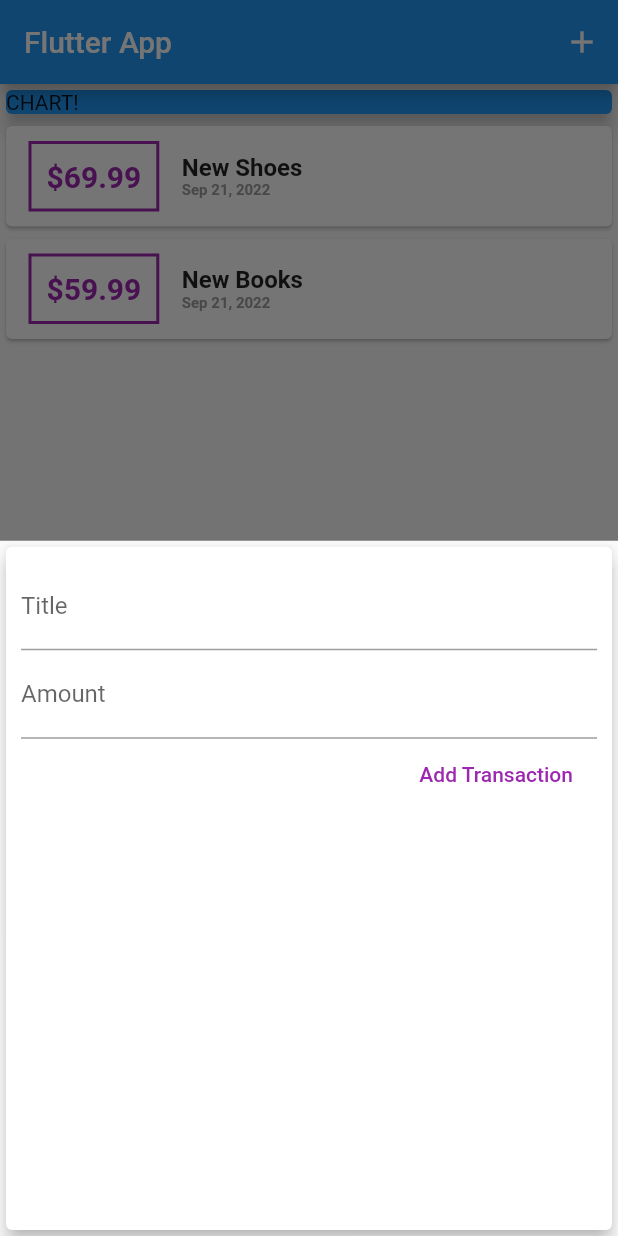
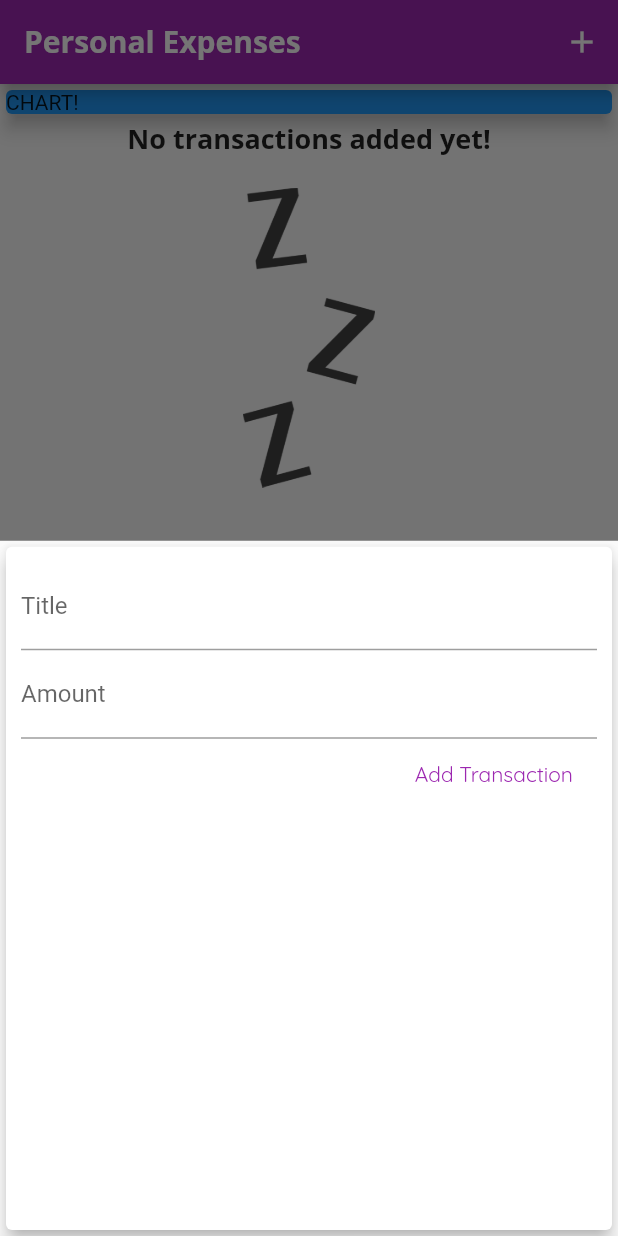
Before and after one commit to souvik150/expense-tracker, a Flutter app: the screen it shows after launch, after a tap on the "add" icon, on a phone screen of 412 x 824 dp. Run offline on Flutter 3.47's test engine with Material 2 defaults, Android fonts, the phone set to English and light mode, and no system bars; Roboto replaces fonts that are missing (Open Sans).

Commit message:
feat: fallback in no transactions

```diff
--- a/lib/main.dart
+++ b/lib/main.dart
@@ -12,7 +12,24 @@ class MyApp extends StatelessWidget {
   @override
   Widget build(BuildContext context) {
     return MaterialApp(
-      title: 'Flutter App',
+      title: 'Personal Expenses',
+      theme: ThemeData(
+          primarySwatch: Colors.purple,
+          accentColor: Colors.amber,
+          fontFamily: 'Quicksand',
+          textTheme: ThemeData.light().textTheme.copyWith(
+                headline6: TextStyle(
+                  fontFamily: 'OpenSans',
+                  fontSize: 18,
+                  fontWeight: FontWeight.bold,
+                ),
+                button: TextStyle(color: Colors.white),
+              ),
+          appBarTheme: AppBarTheme(
+              titleTextStyle: TextStyle(
+                  fontFamily: 'OpenSans',
+                  fontSize: 20,
+                  fontWeight: FontWeight.bold))),
       home: MyHomePage(),
       debugShowCheckedModeBanner: false,
     );
@@ -26,10 +43,10 @@ class MyHomePage extends StatefulWidget {
 
 class _MyHomePageState extends State<MyHomePage> {
   final List<Transaction> _userTransaction = [
-    Transaction(
-        id: 't1', title: 'New Shoes', amount: 69.99, date: DateTime.now()),
-    Transaction(
-        id: 't2', title: 'New Books', amount: 59.99, date: DateTime.now())
+    // Transaction(
+    //     id: 't1', title: 'New Shoes', amount: 69.99, date: DateTime.now()),
+    // Transaction(
+    //     id: 't2', title: 'New Books', amount: 59.99, date: DateTime.now())
   ];
 
   void _addNewTransaction(String txTitle, double txAmount) {
@@ -59,7 +76,10 @@ class _MyHomePageState extends State<MyHomePage> {
   Widget build(BuildContext context) {
     return Scaffold(
       appBar: AppBar(
-        title: Text('Flutter App'),
+        title: Text(
+          'Personal Expenses',
+          style: TextStyle(fontFamily: 'Open Sans'),
+        ),
         actions: <Widget>[
           IconButton(
             icon: Icon(Icons.add),
--- a/lib/widgets/new_transaction.dart
+++ b/lib/widgets/new_transaction.dart
@@ -3,10 +3,15 @@
 import 'package:flutter/material.dart';
 import 'package:flutter/services.dart';
 
-class NewTransaction extends StatelessWidget {
+class NewTransaction extends StatefulWidget {
   final Function addTx;
   NewTransaction(this.addTx);
 
+  @override
+  State<NewTransaction> createState() => _NewTransactionState();
+}
+
+class _NewTransactionState extends State<NewTransaction> {
   void submitData() {
     final enteredTitle = titleController.text;
     final enteredAmount = double.parse(amountController.text);
@@ -14,11 +19,13 @@ class NewTransaction extends StatelessWidget {
       return;
     }
 
-    addTx(enteredTitle, enteredAmount);
-    SystemChannels.textInput.invokeMethod('TextInput.hide');
+    widget.addTx(enteredTitle, enteredAmount);
+
+    Navigator.of(context).pop();
   }
 
   final titleController = TextEditingController();
+
   final amountController = TextEditingController();
 
   @override
--- a/lib/widgets/transaction_list.dart
+++ b/lib/widgets/transaction_list.dart
@@ -11,7 +11,25 @@ class TransactionList extends StatelessWidget {
   Widget build(BuildContext context) {
     return Container(
       height: 300,
-      child: ListView.builder(
+      child: transactions.isEmpty
+          ? Column(
+              children: <Widget>[
+                Text(
+                  'No transactions added yet!',
+                  style: Theme.of(context).textTheme.headline6,
+                ),
+                SizedBox(
+                  height: 20,
+                ),
+                Container(
+                    height: 200,
+                    child: Image.asset(
+                      'assets/images/waiting.png',
+                      fit: BoxFit.cover,
+                    )),
+              ],
+            )
+          : ListView.builder(
               itemBuilder: (ctx, index) {
                 return Card(
                   child: Row(children: <Widget>[
@@ -22,7 +40,7 @@ class TransactionList extends StatelessWidget {
                       ),
                       decoration: BoxDecoration(
                         border: Border.all(
-                    color: Colors.purple,
+                          color: Theme.of(context).primaryColor,
                           width: 2,
                           style: BorderStyle.solid,
                         ),
@@ -42,12 +60,10 @@ class TransactionList extends StatelessWidget {
                       children: <Widget>[
                         Container(
                             child: Text(transactions[index].title,
-                          style: TextStyle(
-                            fontWeight: FontWeight.bold,
-                            fontSize: 16,
-                          ))),
+                                style: Theme.of(context).textTheme.headline6)),
                         // Text(DateFormat('yyyy/MM/dd').format(tx.date),
-                  Text(DateFormat.yMMMd().format(transactions[index].date),
+                        Text(
+                            DateFormat.yMMMd().format(transactions[index].date),
                             style: TextStyle(
                               fontWeight: FontWeight.bold,
                               fontSize: 10,
```
Also changed, not shown: pubspec.yaml (+14 -8 lines), assets/fonts/OpenSans-Bold.ttf (added), assets/fonts/OpenSans-Regular.ttf (added), assets/fonts/Quicksand-Bold.ttf (added), assets/fonts/Quicksand-Light.ttf (added), assets/fonts/Quicksand-Medium.ttf (added), assets/fonts/Quicksand-Regular.ttf (added), assets/images/waiting.png (added). Lines whose indentation alone changed are shown as unchanged.
